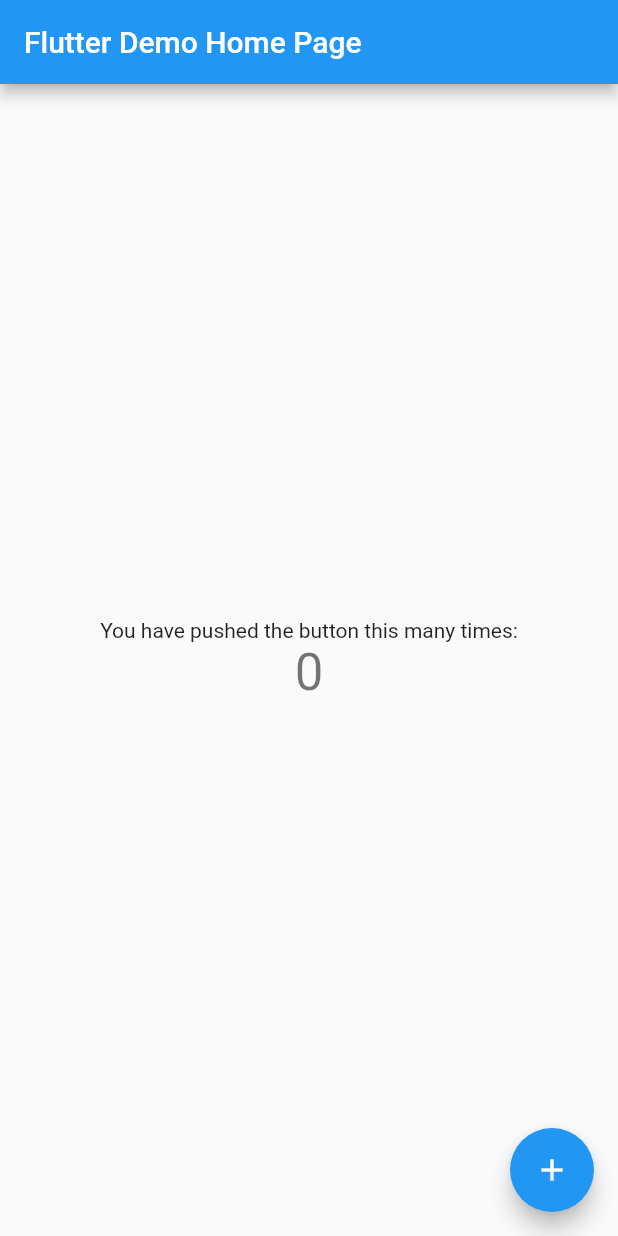
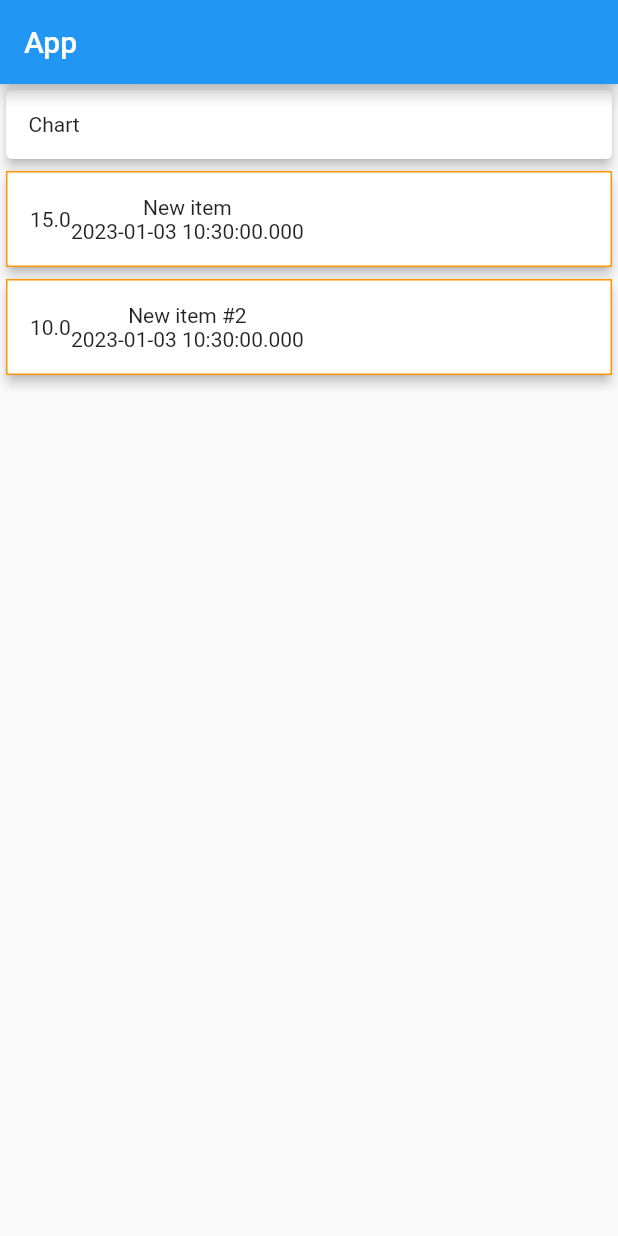
Before and after one commit to CircleHP/flutter-expenses-app, a Flutter app: the screen it shows after launch, on a phone screen of 412 x 824 dp. Run offline on Flutter 3.47's test engine with Material 2 defaults, Android fonts, the phone set to English and light mode, and no system bars.

Commit message:
Feature: Add HomePage widget. Create TransactionCard widget

```diff
--- a/lib/main.dart
+++ b/lib/main.dart
@@ -1,115 +1,22 @@
 import 'package:flutter/material.dart';
 
+import './pages/home.dart';
+
 void main() {
-  runApp(const MyApp());
+  runApp(const App());
 }
 
-class MyApp extends StatelessWidget {
-  const MyApp({super.key});
+class App extends StatelessWidget {
+  const App({super.key});
 
-  // This widget is the root of your application.
   @override
   Widget build(BuildContext context) {
     return MaterialApp(
       title: 'Flutter Demo',
       theme: ThemeData(
-        // This is the theme of your application.
-        //
-        // Try running your application with "flutter run". You'll see the
-        // application has a blue toolbar. Then, without quitting the app, try
-        // changing the primarySwatch below to Colors.green and then invoke
-        // "hot reload" (press "r" in the console where you ran "flutter run",
-        // or simply save your changes to "hot reload" in a Flutter IDE).
-        // Notice that the counter didn't reset back to zero; the application
-        // is not restarted.
         primarySwatch: Colors.blue,
       ),
-      home: const MyHomePage(title: 'Flutter Demo Home Page'),
+      home: HomePage(),
     );
   }
 }
-
-class MyHomePage extends StatefulWidget {
-  const MyHomePage({super.key, required this.title});
-
-  // This widget is the home page of your application. It is stateful, meaning
-  // that it has a State object (defined below) that contains fields that affect
-  // how it looks.
-
-  // This class is the configuration for the state. It holds the values (in this
-  // case the title) provided by the parent (in this case the App widget) and
-  // used by the build method of the State. Fields in a Widget subclass are
-  // always marked "final".
-
-  final String title;
-
-  @override
-  State<MyHomePage> createState() => _MyHomePageState();
-}
-
-class _MyHomePageState extends State<MyHomePage> {
-  int _counter = 0;
-
-  void _incrementCounter() {
-    setState(() {
-      // This call to setState tells the Flutter framework that something has
-      // changed in this State, which causes it to rerun the build method below
-      // so that the display can reflect the updated values. If we changed
-      // _counter without calling setState(), then the build method would not be
-      // called again, and so nothing would appear to happen.
-      _counter++;
-    });
-  }
-
-  @override
-  Widget build(BuildContext context) {
-    // This method is rerun every time setState is called, for instance as done
-    // by the _incrementCounter method above.
-    //
-    // The Flutter framework has been optimized to make rerunning build methods
-    // fast, so that you can just rebuild anything that needs updating rather
-    // than having to individually change instances of widgets.
-    return Scaffold(
-      appBar: AppBar(
-        // Here we take the value from the MyHomePage object that was created by
-        // the App.build method, and use it to set our appbar title.
-        title: Text(widget.title),
-      ),
-      body: Center(
-        // Center is a layout widget. It takes a single child and positions it
-        // in the middle of the parent.
-        child: Column(
-          // Column is also a layout widget. It takes a list of children and
-          // arranges them vertically. By default, it sizes itself to fit its
-          // children horizontally, and tries to be as tall as its parent.
-          //
-          // Invoke "debug painting" (press "p" in the console, choose the
-          // "Toggle Debug Paint" action from the Flutter Inspector in Android
-          // Studio, or the "Toggle Debug Paint" command in Visual Studio Code)
-          // to see the wireframe for each widget.
-          //
-          // Column has various properties to control how it sizes itself and
-          // how it positions its children. Here we use mainAxisAlignment to
-          // center the children vertically; the main axis here is the vertical
-          // axis because Columns are vertical (the cross axis would be
-          // horizontal).
-          mainAxisAlignment: MainAxisAlignment.center,
-          children: <Widget>[
-            const Text(
-              'You have pushed the button this many times:',
-            ),
-            Text(
-              '$_counter',
-              style: Theme.of(context).textTheme.headline4,
-            ),
-          ],
-        ),
-      ),
-      floatingActionButton: FloatingActionButton(
-        onPressed: _incrementCounter,
-        tooltip: 'Increment',
-        child: const Icon(Icons.add),
-      ), // This trailing comma makes auto-formatting nicer for build methods.
-    );
-  }
-}
--- /dev/null
+++ b/lib/pages/home.dart
@@ -0,0 +1,51 @@
+import 'package:flutter/material.dart';
+
+import '../classes/transaction/transaction.dart';
+import '../widgets/transaction_card.dart';
+
+class HomePage extends StatelessWidget {
+  HomePage({super.key});
+
+  final List<Transaction> transactions = [
+    Transaction(
+      id: 't1',
+      title: 'New item',
+      amount: 15.0,
+      date: DateTime.now(),
+    ),
+    Transaction(
+      id: 't2',
+      title: 'New item #2',
+      amount: 10.0,
+      date: DateTime.now(),
+    )
+  ];
+
+  @override
+  Widget build(BuildContext context) {
+    return Scaffold(
+      appBar: AppBar(title: const Text('App')),
+      body: Column(
+        children: [
+          Container(
+            width: double.infinity,
+            child: const Card(
+              elevation: 3,
+              child: Padding(
+                padding: EdgeInsets.all(15.0),
+                child: Text('Chart'),
+              ),
+            ),
+          ),
+          Column(
+            children: transactions
+                .map(((transaction) => TransactionCard(
+                      transaction: transaction,
+                    )))
+                .toList(),
+          )
+        ],
+      ),
+    );
+  }
+}
--- /dev/null
+++ b/lib/widgets/transaction_card.dart
@@ -0,0 +1,37 @@
+import 'package:flutter/material.dart';
+
+import '../classes/transaction/transaction.dart';
+
+class TransactionCard extends StatelessWidget {
+  final Transaction transaction;
+
+  const TransactionCard({required this.transaction, super.key});
+
+  @override
+  Widget build(BuildContext context) {
+    return Card(
+      elevation: 3,
+      child: Container(
+        padding: const EdgeInsets.all(15.0),
+        decoration: BoxDecoration(
+          border: Border.all(
+            color: Colors.orange,
+            width: 1,
+          ),
+        ),
+        width: double.infinity,
+        child: Row(
+          children: [
+            Text(transaction.amount.toString()),
+            Column(
+              children: [
+                Text(transaction.title),
+                Text(transaction.date.toString()),
+              ],
+            ),
+          ],
+        ),
+      ),
+    );
+  }
+}
```
